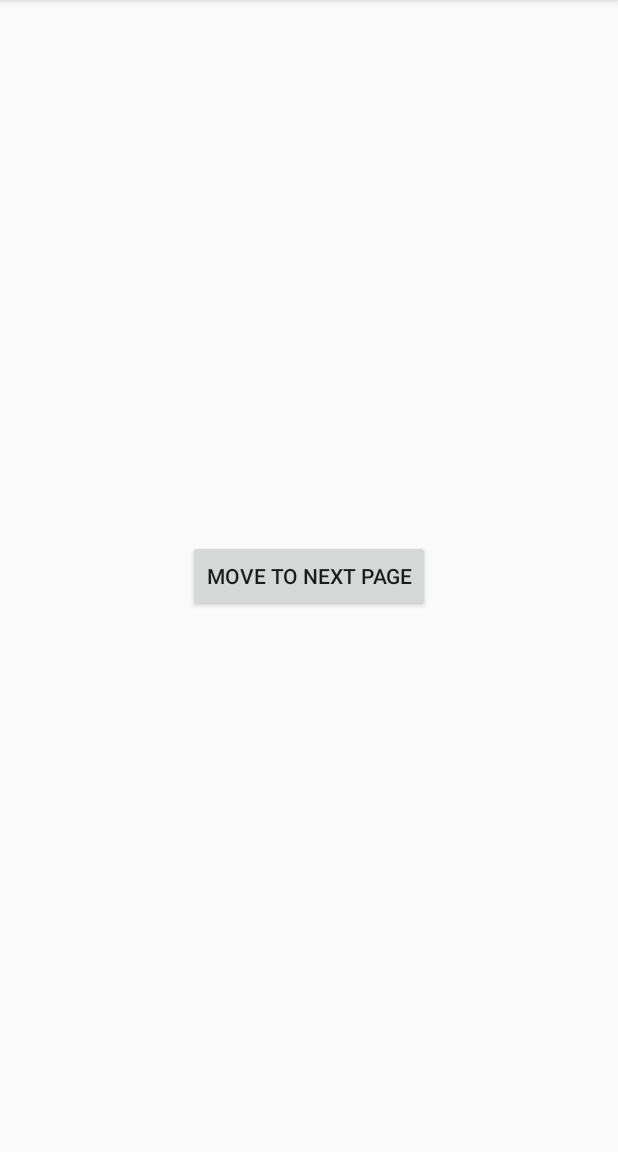
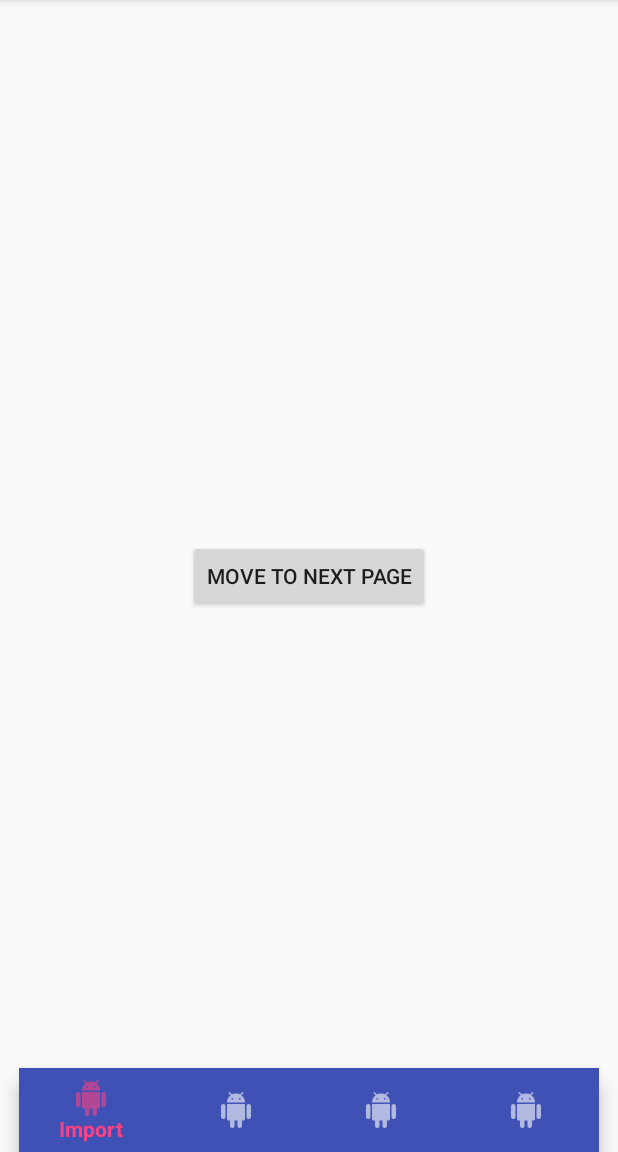
Before and after one commit to e10dokup/kosen10s-sample, an Android app: the screen it shows after launch (MainActivity), on a phone screen of 412 x 824 dp, the part 84-1236 px from its top. Run offline under Robolectric (Android 15) with nearby library versions, the phone set to English and light mode, and no system bars.

Commit message:
Add bottom navigation on MainActivity

```diff
--- a/app/src/main/java/net/kosen10s/example/view/screen/main/MainActivity.kt
+++ b/app/src/main/java/net/kosen10s/example/view/screen/main/MainActivity.kt
@@ -19,5 +19,19 @@ class MainActivity : AppCompatActivity() {
         start_button.setOnClickListener {
             presenter.onClickStartButton()
         }
+
+        // bottom_navigation
+        bottom_navigation.selectedItemId = R.id.nav_camera
+        bottom_navigation.isEnabled = false
+
+        bottom_navigation.setOnNavigationItemSelectedListener {
+            when(it.itemId) {
+                R.id.nav_camera -> return@setOnNavigationItemSelectedListener false
+                R.id.nav_gallery -> return@setOnNavigationItemSelectedListener false
+                R.id.nav_slideshow -> return@setOnNavigationItemSelectedListener false
+                R.id.nav_manage -> return@setOnNavigationItemSelectedListener false
+                else -> return@setOnNavigationItemSelectedListener false
+            }
+        }
     }
 }
--- /dev/null
+++ b/app/src/main/res/drawable/bottom_navigation_item_state.xml
@@ -0,0 +1,9 @@
+<?xml version="1.0" encoding="utf-8"?>
+<selector xmlns:android="http://schemas.android.com/apk/res/android">
+    <!-- チェック状態 -->
+    <item android:color="@color/colorAccent" android:state_checked="true"/>
+    <!-- タップしたとき -->
+    <item android:color="@color/colorPrimaryDark" android:state_pressed="true"/>
+    <!-- 通常 -->
+    <item android:color="#FFFFFF"/>
+</selector>
--- a/app/src/main/res/layout/activity_main.xml
+++ b/app/src/main/res/layout/activity_main.xml
@@ -16,4 +16,17 @@
         app:layout_constraintRight_toRightOf="parent"
         app:layout_constraintTop_toTopOf="parent" />
 
+    <android.support.design.widget.BottomNavigationView
+        android:id="@+id/bottom_navigation"
+        android:layout_width="wrap_content"
+        android:layout_height="56dp"
+        android:layout_gravity="bottom"
+        android:background="@color/colorPrimary"
+        app:itemIconTint="@drawable/bottom_navigation_item_state"
+        app:itemTextColor="@drawable/bottom_navigation_item_state"
+        app:layout_constraintBottom_toBottomOf="parent"
+        app:layout_constraintEnd_toEndOf="parent"
+        app:layout_constraintStart_toStartOf="parent"
+        app:menu="@menu/main_bottom_navigation_item" />
+
 </android.support.constraint.ConstraintLayout>
--- /dev/null
+++ b/app/src/main/res/menu/main_bottom_navigation_item.xml
@@ -0,0 +1,19 @@
+<?xml version="1.0" encoding="utf-8"?>
+<menu xmlns:android="http://schemas.android.com/apk/res/android">
+    <item
+        android:id="@+id/nav_camera"
+        android:icon="@drawable/ic_menu_hoge"
+        android:title="Import"/>
+    <item
+        android:id="@+id/nav_gallery"
+        android:icon="@drawable/ic_menu_hoge"
+        android:title="Gallery"/>
+    <item
+        android:id="@+id/nav_slideshow"
+        android:icon="@drawable/ic_menu_hoge"
+        android:title="Slideshow"/>
+    <item
+        android:id="@+id/nav_manage"
+        android:icon="@drawable/ic_menu_hoge"
+        android:title="Tools"/>
+</menu>
```
Also changed, not shown: app/src/main/res/drawable-hdpi/ic_menu_hoge.png (added), app/src/main/res/drawable-mdpi/ic_menu_hoge.png (added), app/src/main/res/drawable-xhdpi/ic_menu_hoge.png (added), app/src/main/res/drawable-xxhdpi/ic_menu_hoge.png (added).
